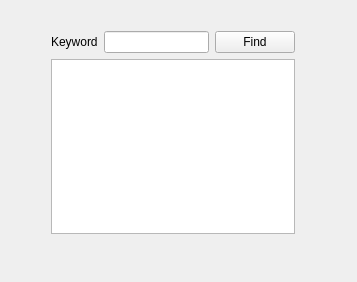
Before: the Qt Designer form textfinder.ui in aww3482/My-Qt-LearinStep, drawn with Qt 5.
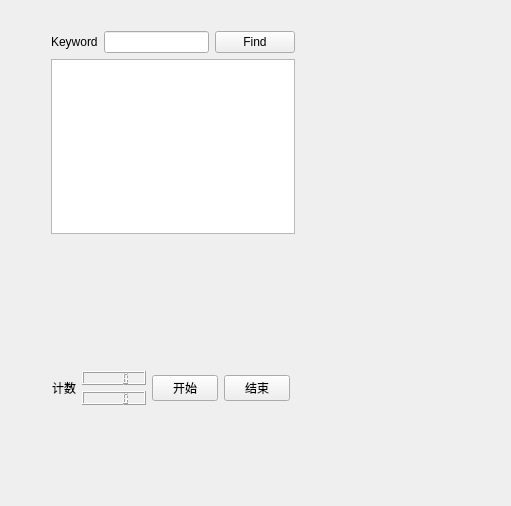
After: the same form once the commit is applied.

What changed in the file:
```diff
--- a/textfinder.ui
+++ b/textfinder.ui
@@ -6,8 +6,8 @@
    <rect>
     <x>0</x>
     <y>0</y>
-    <width>357</width>
-    <height>282</height>
+    <width>511</width>
+    <height>506</height>
    </rect>
   </property>
   <property name="windowTitle">
@@ -49,6 +49,49 @@
     </item>
    </layout>
   </widget>
+  <widget class="QWidget" name="">
+   <property name="geometry">
+    <rect>
+     <x>41</x>
+     <y>360</y>
+     <width>260</width>
+     <height>56</height>
+    </rect>
+   </property>
+   <layout class="QHBoxLayout" name="horizontalLayout_2">
+    <item>
+     <widget class="QLabel" name="label_2">
+      <property name="text">
+       <string>计数</string>
+      </property>
+     </widget>
+    </item>
+    <item>
+     <layout class="QVBoxLayout" name="verticalLayout_2">
+      <item>
+       <widget class="QLCDNumber" name="lcdNumber"/>
+      </item>
+      <item>
+       <widget class="QLCDNumber" name="lcdNumber_2"/>
+      </item>
+     </layout>
+    </item>
+    <item>
+     <widget class="QPushButton" name="pushButton">
+      <property name="text">
+       <string>开始</string>
+      </property>
+     </widget>
+    </item>
+    <item>
+     <widget class="QPushButton" name="pushButton_2">
+      <property name="text">
+       <string>结束</string>
+      </property>
+     </widget>
+    </item>
+   </layout>
+  </widget>
  </widget>
  <layoutdefault spacing="6" margin="11"/>
  <resources/>
```
Left out of the diff: 2 changed lines with no effect on the pictures.
